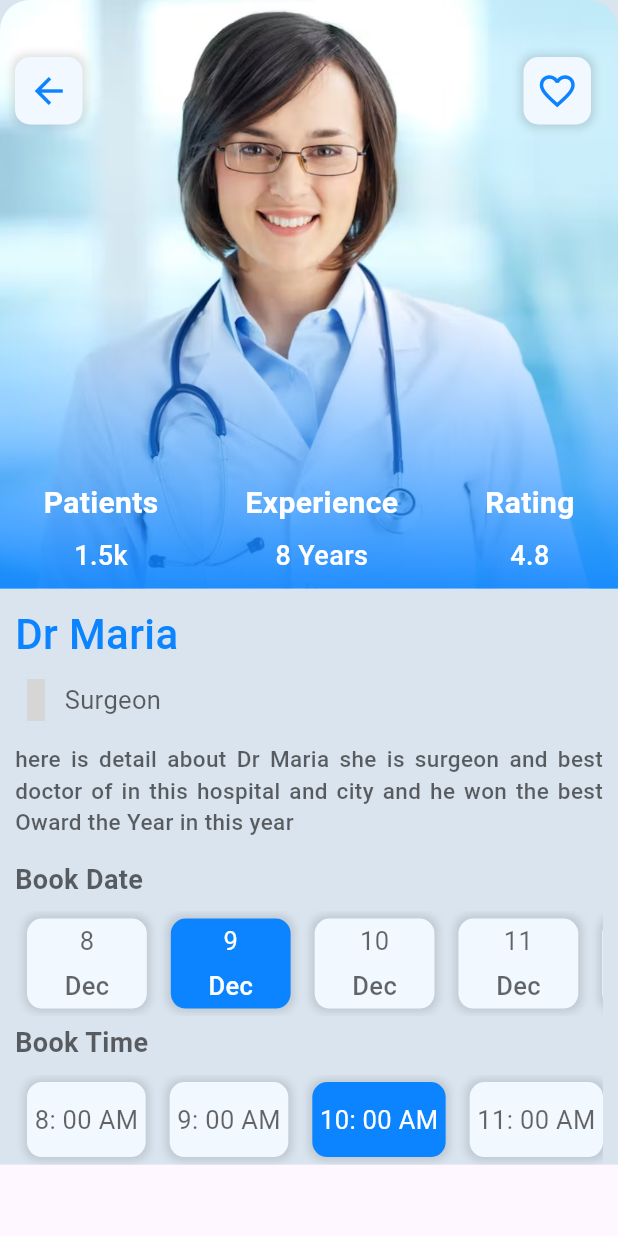
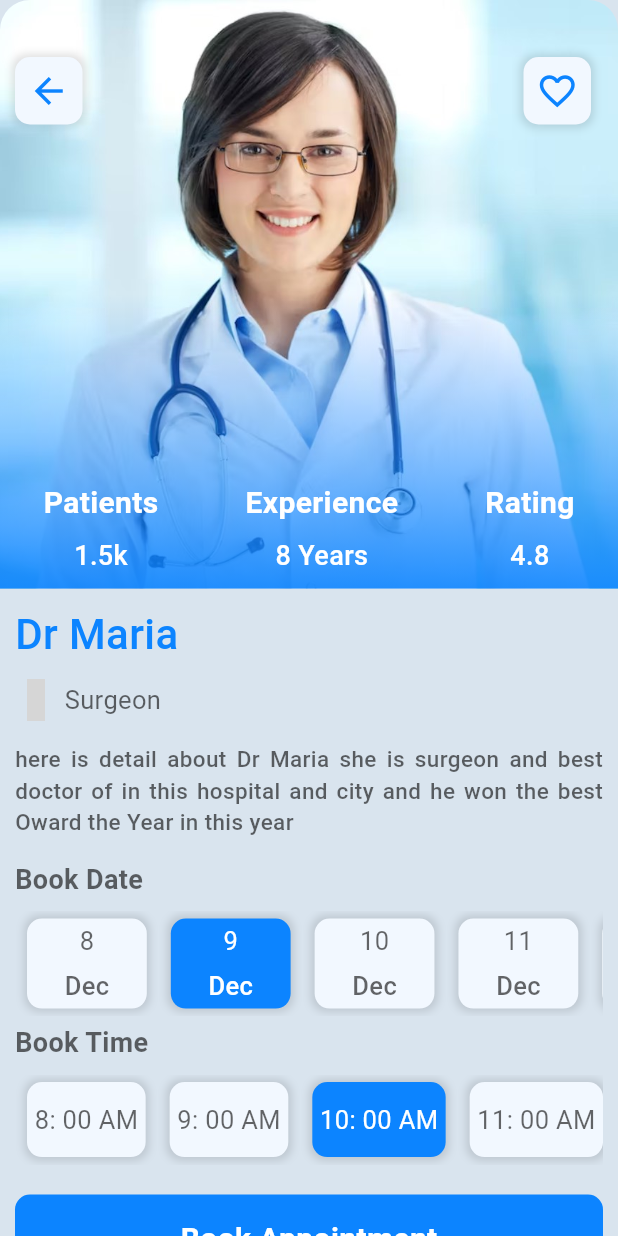
Before and after one commit to YousafNiz/Doctor_Appointmen_app, a Flutter app: the AppointmentScreen widget shown alone on an empty page, opened directly, on a phone screen of 412 x 824 dp. Run offline on Flutter 3.47's test engine with Material 3 defaults, Android fonts, the phone set to English and light mode, and no system bars; our stand-ins replace material_design_icons_flutter; grey boxes are pictures that could not be loaded.

Commit message:
app done

```diff
--- a/lib/screens/appointment_screen.dart
+++ b/lib/screens/appointment_screen.dart
@@ -44,7 +44,9 @@ class AppointmentScreen extends StatelessWidget {
                         mainAxisAlignment: MainAxisAlignment.spaceBetween,
                         children: [
                           InkWell(
-                            onTap: () {},
+                            onTap: () {
+                              Navigator.pop(context);
+                            },
                             child: Container(
                               margin: const EdgeInsets.all(0),
                               height: 45,
@@ -332,6 +334,29 @@ class AppointmentScreen extends StatelessWidget {
                             ),
                           );
                         }),
+                  ),
+                  const SizedBox(
+                    height: 20,
+                  ),
+                  Material(
+                    color: pColor,
+                    borderRadius: BorderRadius.circular(10),
+                    child: InkWell(
+                      onTap: () {},
+                      child: Container(
+                        height: 60,
+                        width: MediaQuery.of(context).size.width,
+                        child: Center(
+                          child: Text(
+                            'Book Appointment',
+                            style: TextStyle(
+                                fontSize: 20,
+                                fontWeight: FontWeight.bold,
+                                color: wColor),
+                          ),
+                        ),
+                      ),
+                    ),
                   )
                 ],
               ),
```
